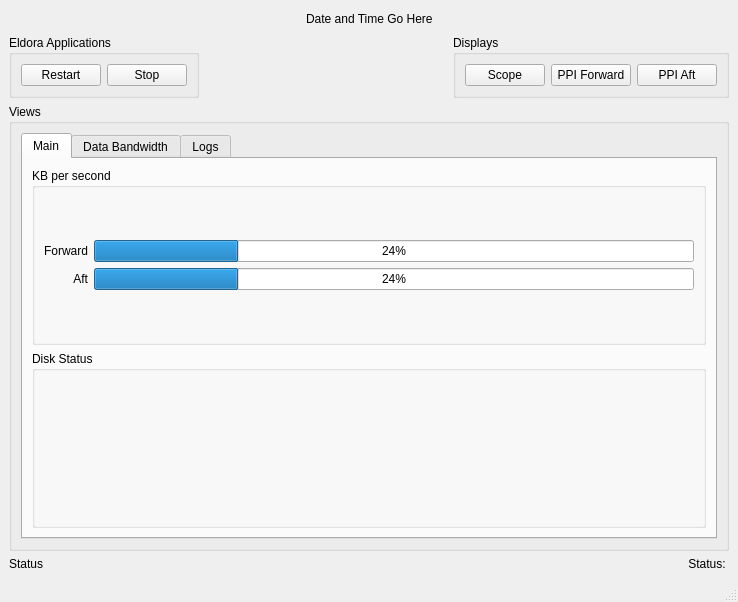
The window that eldoragui/EldoraMain.ui (NCAR/eldora_instrument) describes before a commit, drawn with Qt 5.
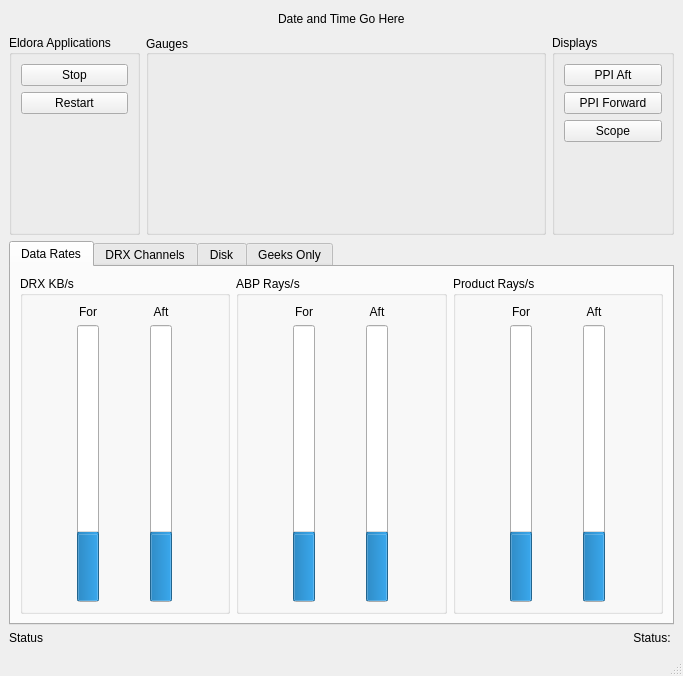
The same window after the commit.

Commit message: Added StatusGauge indicators to monitor data rates and product generation.

The edit to the form file:
```diff
--- a/eldoragui/EldoraMain.ui
+++ b/eldoragui/EldoraMain.ui
@@ -5,14 +5,14 @@
    <rect>
     <x>0</x>
     <y>0</y>
-    <width>738</width>
-    <height>602</height>
+    <width>683</width>
+    <height>676</height>
    </rect>
   </property>
   <property name="sizePolicy" >
    <sizepolicy>
-    <hsizetype>3</hsizetype>
-    <vsizetype>3</vsizetype>
+    <hsizetype>1</hsizetype>
+    <vsizetype>1</vsizetype>
     <horstretch>0</horstretch>
     <verstretch>0</verstretch>
    </sizepolicy>
@@ -92,37 +92,19 @@
         <property name="title" >
          <string>Eldora Applications</string>
         </property>
-        <layout class="QHBoxLayout" >
+        <layout class="QVBoxLayout" >
          <property name="margin" >
           <number>9</number>
          </property>
          <property name="spacing" >
           <number>6</number>
          </property>
-         <item>
-          <widget class="QPushButton" name="restartButton" >
-           <property name="sizePolicy" >
-            <sizepolicy>
-             <hsizetype>1</hsizetype>
-             <vsizetype>3</vsizetype>
-             <horstretch>0</horstretch>
-             <verstretch>0</verstretch>
-            </sizepolicy>
-           </property>
-           <property name="text" >
-            <string>Restart</string>
-           </property>
-           <property name="checkable" >
-            <bool>false</bool>
-           </property>
-          </widget>
-         </item>
          <item>
           <widget class="QPushButton" name="stopButton" >
            <property name="sizePolicy" >
             <sizepolicy>
              <hsizetype>1</hsizetype>
-             <vsizetype>3</vsizetype>
+             <vsizetype>1</vsizetype>
              <horstretch>0</horstretch>
              <verstretch>0</verstretch>
             </sizepolicy>
@@ -135,48 +117,71 @@
            </property>
           </widget>
          </item>
-        </layout>
+         <item>
+          <widget class="QPushButton" name="restartButton" >
+           <property name="sizePolicy" >
+            <sizepolicy>
+             <hsizetype>1</hsizetype>
+             <vsizetype>1</vsizetype>
+             <horstretch>0</horstretch>
+             <verstretch>0</verstretch>
+            </sizepolicy>
+           </property>
+           <property name="text" >
+            <string>Restart</string>
+           </property>
+           <property name="checkable" >
+            <bool>false</bool>
+           </property>
        </widget>
       </item>
       <item>
        <spacer>
         <property name="orientation" >
-         <enum>Qt::Horizontal</enum>
+            <enum>Qt::Vertical</enum>
         </property>
         <property name="sizeHint" >
          <size>
-          <width>40</width>
-          <height>20</height>
+             <width>20</width>
+             <height>40</height>
          </size>
         </property>
        </spacer>
+         </item>
+        </layout>
+       </widget>
+      </item>
+      <item>
+       <widget class="QGroupBox" name="gaugeBox" >
+        <property name="minimumSize" >
+         <size>
+          <width>400</width>
+          <height>200</height>
+         </size>
+        </property>
+        <property name="title" >
+         <string>Gauges</string>
+        </property>
+        <property name="alignment" >
+         <set>Qt::AlignJustify|Qt::AlignVCenter</set>
+        </property>
+        <property name="flat" >
+         <bool>false</bool>
+        </property>
+       </widget>
       </item>
       <item>
        <widget class="QGroupBox" name="groupBox_5" >
         <property name="title" >
          <string>Displays</string>
         </property>
-        <layout class="QHBoxLayout" >
+        <layout class="QVBoxLayout" >
          <property name="margin" >
           <number>9</number>
          </property>
          <property name="spacing" >
           <number>6</number>
          </property>
-         <item>
-          <widget class="QPushButton" name="scopeButton" >
-           <property name="text" >
-            <string>Scope</string>
-           </property>
-          </widget>
-         </item>
-         <item>
-          <widget class="QPushButton" name="forwardPpiButton" >
-           <property name="text" >
-            <string>PPI Forward</string>
-           </property>
-          </widget>
-         </item>
          <item>
           <widget class="QPushButton" name="aftPpiButton" >
            <property name="text" >
@@ -184,23 +189,46 @@
            </property>
           </widget>
          </item>
-        </layout>
-       </widget>
-      </item>
-     </layout>
-    </item>
+         <item>
+          <widget class="QPushButton" name="forwardPpiButton" >
+           <property name="text" >
+            <string>PPI Forward</string>
+           </property>
+          </widget>
+         </item>
     <item>
-     <widget class="QGroupBox" name="groupBox_6" >
-      <property name="title" >
-       <string>Views</string>
-      </property>
-      <layout class="QVBoxLayout" >
-       <property name="margin" >
-        <number>9</number>
-       </property>
-       <property name="spacing" >
-        <number>6</number>
-       </property>
+          <widget class="QPushButton" name="scopeButton" >
+           <property name="sizePolicy" >
+            <sizepolicy>
+             <hsizetype>1</hsizetype>
+             <vsizetype>1</vsizetype>
+             <horstretch>0</horstretch>
+             <verstretch>0</verstretch>
+            </sizepolicy>
+           </property>
+           <property name="text" >
+            <string>Scope</string>
+           </property>
+          </widget>
+         </item>
+         <item>
+          <spacer>
+           <property name="orientation" >
+            <enum>Qt::Vertical</enum>
+           </property>
+           <property name="sizeHint" >
+            <size>
+             <width>20</width>
+             <height>40</height>
+            </size>
+           </property>
+          </spacer>
+         </item>
+        </layout>
+       </widget>
+      </item>
+     </layout>
+    </item>
        <item>
         <widget class="QTabWidget" name="tab" >
          <property name="currentIndex" >
@@ -208,9 +236,9 @@
          </property>
          <widget class="QWidget" name="tab_2" >
           <attribute name="title" >
-           <string>Main</string>
-          </attribute>
-          <layout class="QVBoxLayout" >
+        <string>Data Rates</string>
+       </attribute>
+       <layout class="QHBoxLayout" >
            <property name="margin" >
             <number>9</number>
            </property>
@@ -218,11 +246,19 @@
             <number>6</number>
            </property>
            <item>
-            <widget class="QGroupBox" name="groupBox_3" >
+         <widget class="QGroupBox" name="groupBox_7" >
+          <property name="sizePolicy" >
+           <sizepolicy>
+            <hsizetype>1</hsizetype>
+            <vsizetype>1</vsizetype>
+            <horstretch>0</horstretch>
+            <verstretch>0</verstretch>
+           </sizepolicy>
+          </property>
              <property name="title" >
-              <string>KB per second</string>
-             </property>
-             <layout class="QVBoxLayout" >
+           <string>DRX KB/s</string>
+          </property>
+          <layout class="QHBoxLayout" >
               <property name="margin" >
                <number>9</number>
               </property>
@@ -230,76 +266,239 @@
                <number>6</number>
               </property>
               <item>
-               <layout class="QGridLayout" >
+            <layout class="QVBoxLayout" >
                 <property name="margin" >
                  <number>0</number>
                 </property>
                 <property name="spacing" >
                  <number>6</number>
                 </property>
-                <item row="0" column="1" >
-                 <widget class="QProgressBar" name="forwardPulsesProgress" >
-                  <property name="value" >
-                   <number>24</number>
-                  </property>
-                  <property name="orientation" >
-                   <enum>Qt::Horizontal</enum>
-                  </property>
-                 </widget>
-                </item>
-                <item row="0" column="0" >
+             <item>
                  <widget class="QLabel" name="label_2" >
                   <property name="text" >
-                   <string>Forward</string>
+                <string>For</string>
                   </property>
                   <property name="alignment" >
-                   <set>Qt::AlignRight|Qt::AlignTrailing|Qt::AlignVCenter</set>
+                <set>Qt::AlignCenter</set>
                   </property>
                  </widget>
                 </item>
-                <item row="1" column="1" >
-                 <widget class="QProgressBar" name="aftPulsesProgress" >
+             <item>
+              <widget class="QProgressBar" name="forBytes" >
                   <property name="value" >
                    <number>24</number>
                   </property>
                   <property name="orientation" >
-                   <enum>Qt::Horizontal</enum>
+                <enum>Qt::Vertical</enum>
                   </property>
                  </widget>
                 </item>
-                <item row="1" column="0" >
+            </layout>
+           </item>
+           <item>
+            <layout class="QVBoxLayout" >
+             <property name="margin" >
+              <number>0</number>
+             </property>
+             <property name="spacing" >
+              <number>6</number>
+             </property>
+             <item>
                  <widget class="QLabel" name="label_3" >
                   <property name="text" >
                    <string>Aft</string>
                   </property>
                   <property name="alignment" >
-                   <set>Qt::AlignRight|Qt::AlignTrailing|Qt::AlignVCenter</set>
+                <set>Qt::AlignCenter</set>
                   </property>
                  </widget>
                 </item>
+             <item>
+              <widget class="QProgressBar" name="aftBytes" >
+               <property name="value" >
+                <number>24</number>
+               </property>
+               <property name="orientation" >
+                <enum>Qt::Vertical</enum>
+               </property>
+              </widget>
+             </item>
                </layout>
               </item>
              </layout>
             </widget>
            </item>
            <item>
-            <widget class="QGroupBox" name="diskStatsBox" >
-             <property name="minimumSize" >
-              <size>
-               <width>0</width>
-               <height>100</height>
-              </size>
+         <widget class="QGroupBox" name="groupBox_8" >
+          <property name="sizePolicy" >
+           <sizepolicy>
+            <hsizetype>1</hsizetype>
+            <vsizetype>1</vsizetype>
+            <horstretch>0</horstretch>
+            <verstretch>0</verstretch>
+           </sizepolicy>
              </property>
              <property name="title" >
-              <string>Disk Status</string>
-             </property>
+           <string>ABP Rays/s</string>
+          </property>
+          <layout class="QHBoxLayout" >
+           <property name="margin" >
+            <number>9</number>
+           </property>
+           <property name="spacing" >
+            <number>6</number>
+           </property>
+           <item>
+            <layout class="QVBoxLayout" >
+             <property name="margin" >
+              <number>0</number>
+             </property>
+             <property name="spacing" >
+              <number>6</number>
+             </property>
+             <item>
+              <widget class="QLabel" name="label_4" >
+               <property name="text" >
+                <string>For</string>
+               </property>
+               <property name="alignment" >
+                <set>Qt::AlignCenter</set>
+               </property>
+              </widget>
+             </item>
+             <item>
+              <widget class="QProgressBar" name="forABP" >
+               <property name="value" >
+                <number>24</number>
+               </property>
+               <property name="orientation" >
+                <enum>Qt::Vertical</enum>
+               </property>
+              </widget>
+             </item>
+            </layout>
+           </item>
+           <item>
+            <layout class="QVBoxLayout" >
+             <property name="margin" >
+              <number>0</number>
+             </property>
+             <property name="spacing" >
+              <number>6</number>
+             </property>
+             <item>
+              <widget class="QLabel" name="label_5" >
+               <property name="text" >
+                <string>Aft</string>
+               </property>
+               <property name="alignment" >
+                <set>Qt::AlignCenter</set>
+               </property>
+              </widget>
+             </item>
+             <item>
+              <widget class="QProgressBar" name="aftABP" >
+               <property name="value" >
+                <number>24</number>
+               </property>
+               <property name="orientation" >
+                <enum>Qt::Vertical</enum>
+               </property>
+              </widget>
+             </item>
+            </layout>
+           </item>
+          </layout>
+         </widget>
+        </item>
+        <item>
+         <widget class="QGroupBox" name="groupBox_9" >
+          <property name="sizePolicy" >
+           <sizepolicy>
+            <hsizetype>1</hsizetype>
+            <vsizetype>1</vsizetype>
+            <horstretch>0</horstretch>
+            <verstretch>0</verstretch>
+           </sizepolicy>
+          </property>
+          <property name="title" >
+           <string>Product Rays/s</string>
+          </property>
+          <layout class="QHBoxLayout" >
+           <property name="margin" >
+            <number>9</number>
+           </property>
+           <property name="spacing" >
+            <number>6</number>
+           </property>
+           <item>
+            <layout class="QVBoxLayout" >
+             <property name="margin" >
+              <number>0</number>
+             </property>
+             <property name="spacing" >
+              <number>6</number>
+             </property>
+             <item>
+              <widget class="QLabel" name="label_6" >
+               <property name="text" >
+                <string>For</string>
+               </property>
+               <property name="alignment" >
+                <set>Qt::AlignCenter</set>
+               </property>
+              </widget>
+             </item>
+             <item>
+              <widget class="QProgressBar" name="forProducts" >
+               <property name="value" >
+                <number>24</number>
+               </property>
+               <property name="orientation" >
+                <enum>Qt::Vertical</enum>
+               </property>
+              </widget>
+             </item>
+            </layout>
+           </item>
+           <item>
+            <layout class="QVBoxLayout" >
+             <property name="margin" >
+              <number>0</number>
+             </property>
+             <property name="spacing" >
+              <number>6</number>
+             </property>
+             <item>
+              <widget class="QLabel" name="label_7" >
+               <property name="text" >
+                <string>Aft</string>
+               </property>
+               <property name="alignment" >
+                <set>Qt::AlignCenter</set>
+               </property>
+              </widget>
+             </item>
+             <item>
+              <widget class="QProgressBar" name="aftProducts" >
+               <property name="value" >
+                <number>24</number>
+               </property>
+               <property name="orientation" >
+                <enum>Qt::Vertical</enum>
+               </property>
+              </widget>
+             </item>
+            </layout>
+           </item>
+          </layout>
             </widget>
            </item>
           </layout>
          </widget>
          <widget class="QWidget" name="tab" >
           <attribute name="title" >
-           <string>Data Bandwidth</string>
+        <string>DRX Channels</string>
           </attribute>
           <layout class="QVBoxLayout" >
            <property name="margin" >
@@ -562,9 +761,33 @@
            </item>
           </layout>
          </widget>
+      <widget class="QWidget" name="tab_4" >
+       <attribute name="title" >
+        <string>Disk</string>
+       </attribute>
+       <widget class="QGroupBox" name="diskStatsBox" >
+        <property name="geometry" >
+         <rect>
+          <x>9</x>
+          <y>9</y>
+          <width>643</width>
+          <height>301</height>
+         </rect>
+        </property>
+        <property name="minimumSize" >
+         <size>
+          <width>0</width>
+          <height>100</height>
+         </size>
+        </property>
+        <property name="title" >
+         <string>Disk Status</string>
+        </property>
+       </widget>
+      </widget>
          <widget class="QWidget" name="tab_3" >
           <attribute name="title" >
-           <string>Logs</string>
+        <string>Geeks Only</string>
           </attribute>
           <layout class="QVBoxLayout" >
            <property name="margin" >
@@ -580,9 +803,6 @@
          </widget>
         </widget>
        </item>
-      </layout>
-     </widget>
-    </item>
     <item>
      <layout class="QHBoxLayout" >
       <property name="margin" >
```
Left out of the diff: 2 changed lines with no effect on the pictures. Lines whose indentation alone changed are shown as unchanged. The commit also changes 3 other files.
